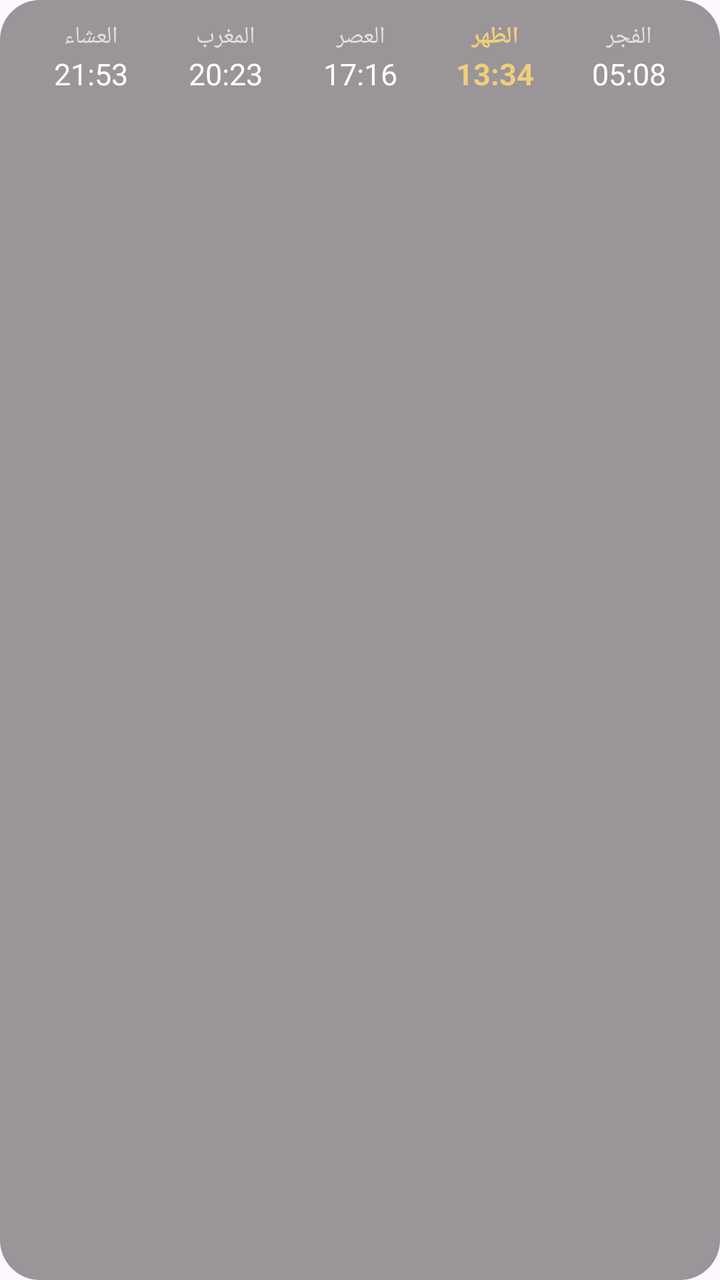
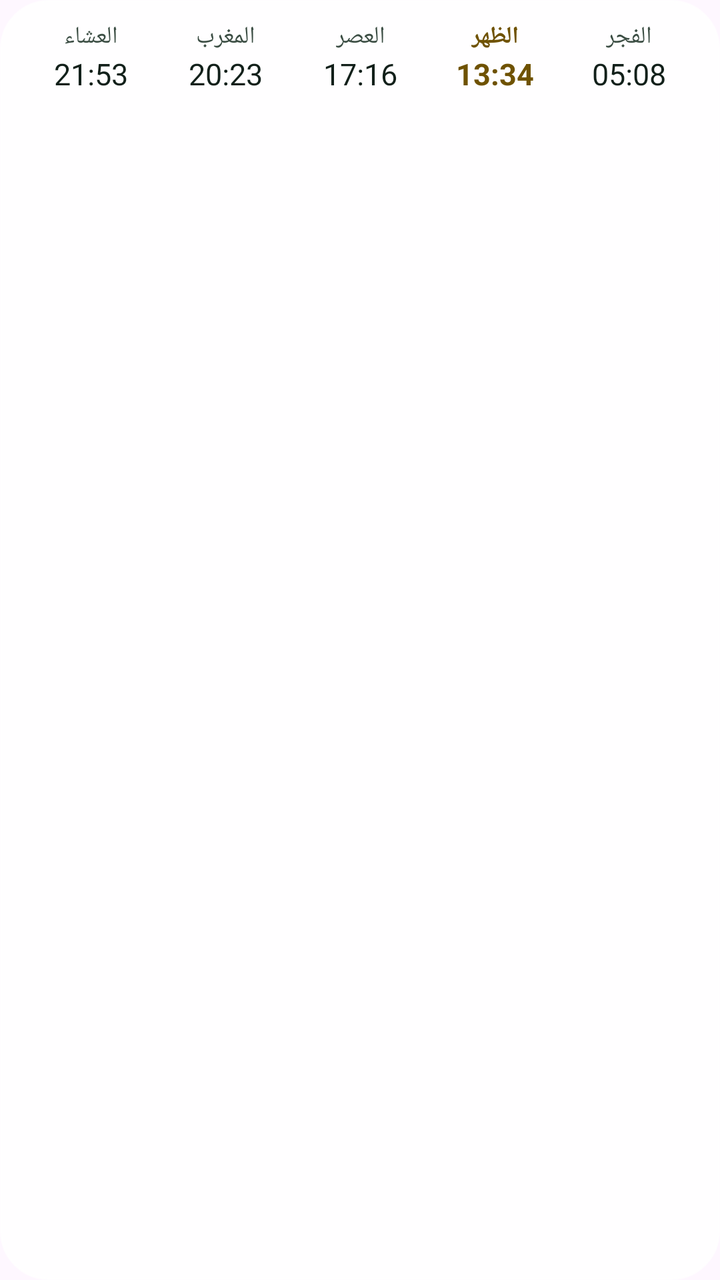

Compare the two renders of this Android layout. The source of the first and the diff that turns it into the second are given below.
<!-- AndroidManifest.xml: application theme Theme.GtSalat -->
<!-- res/layout/widget_preview_today.xml -->
<?xml version="1.0" encoding="utf-8"?>
<LinearLayout xmlns:android="http://schemas.android.com/apk/res/android"
    android:layout_width="match_parent"
    android:layout_height="wrap_content"
    android:orientation="horizontal"
    android:layoutDirection="rtl"
    android:background="@drawable/widget_bg_scrim"
    android:baselineAligned="false"
    android:paddingHorizontal="12dp"
    android:paddingVertical="10dp">

    <LinearLayout android:layout_width="0dp" android:layout_height="wrap_content" android:layout_weight="1" android:orientation="vertical" android:gravity="center_horizontal">
        <TextView android:layout_width="wrap_content" android:layout_height="wrap_content" android:text="الفجر" android:textColor="#E0E0E0" android:textSize="12sp" />
        <TextView android:layout_width="wrap_content" android:layout_height="wrap_content" android:text="05:08" android:textColor="#FFFFFFFF" android:textSize="15sp" />
    </LinearLayout>

    <LinearLayout android:layout_width="0dp" android:layout_height="wrap_content" android:layout_weight="1" android:orientation="vertical" android:gravity="center_horizontal">
        <TextView android:layout_width="wrap_content" android:layout_height="wrap_content" android:text="الظهر" android:textColor="#F0CE7A" android:textSize="12sp" android:textStyle="bold" />
        <TextView android:layout_width="wrap_content" android:layout_height="wrap_content" android:text="13:34" android:textColor="#F0CE7A" android:textSize="15sp" android:textStyle="bold" />
    </LinearLayout>

    <LinearLayout android:layout_width="0dp" android:layout_height="wrap_content" android:layout_weight="1" android:orientation="vertical" android:gravity="center_horizontal">
        <TextView android:layout_width="wrap_content" android:layout_height="wrap_content" android:text="العصر" android:textColor="#E0E0E0" android:textSize="12sp" />
        <TextView android:layout_width="wrap_content" android:layout_height="wrap_content" android:text="17:16" android:textColor="#FFFFFFFF" android:textSize="15sp" />
    </LinearLayout>

    <LinearLayout android:layout_width="0dp" android:layout_height="wrap_content" android:layout_weight="1" android:orientation="vertical" android:gravity="center_horizontal">
        <TextView android:layout_width="wrap_content" android:layout_height="wrap_content" android:text="المغرب" android:textColor="#E0E0E0" android:textSize="12sp" />
        <TextView android:layout_width="wrap_content" android:layout_height="wrap_content" android:text="20:23" android:textColor="#FFFFFFFF" android:textSize="15sp" />
    </LinearLayout>

    <LinearLayout android:layout_width="0dp" android:layout_height="wrap_content" android:layout_weight="1" android:orientation="vertical" android:gravity="center_horizontal">
        <TextView android:layout_width="wrap_content" android:layout_height="wrap_content" android:text="العشاء" android:textColor="#E0E0E0" android:textSize="12sp" />
        <TextView android:layout_width="wrap_content" android:layout_height="wrap_content" android:text="21:53" android:textColor="#FFFFFFFF" android:textSize="15sp" />
    </LinearLayout>
</LinearLayout>
<!-- resources referenced by this layout -->
<resources>
  <!-- drawable widget_bg_scrim (drawable) -->
  <?xml version="1.0" encoding="utf-8"?>
  <shape xmlns:android="http://schemas.android.com/apk/res/android" android:shape="rectangle">
      <solid android:color="#66000000" />
      <corners android:radius="20dp" />
  </shape>
  <style name="Theme.GtSalat" parent="Theme.Material3.DayNight.NoActionBar">
          <item name="android:statusBarColor">@android:color/transparent</item>
      </style>
</resources>

<!-- the commit's change to res/layout/widget_preview_today.xml (unified diff, before → after) -->
@@ -10,27 +10,27 @@
     android:paddingVertical="10dp">
 
     <LinearLayout android:layout_width="0dp" android:layout_height="wrap_content" android:layout_weight="1" android:orientation="vertical" android:gravity="center_horizontal">
-        <TextView android:layout_width="wrap_content" android:layout_height="wrap_content" android:text="الفجر" android:textColor="#E0E0E0" android:textSize="12sp" />
-        <TextView android:layout_width="wrap_content" android:layout_height="wrap_content" android:text="05:08" android:textColor="#FFFFFFFF" android:textSize="15sp" />
+        <TextView android:layout_width="wrap_content" android:layout_height="wrap_content" android:text="الفجر" android:textColor="@color/widget_muted" android:textSize="12sp" />
+        <TextView android:layout_width="wrap_content" android:layout_height="wrap_content" android:text="05:08" android:textColor="@color/widget_text" android:textSize="15sp" />
     </LinearLayout>
 
     <LinearLayout android:layout_width="0dp" android:layout_height="wrap_content" android:layout_weight="1" android:orientation="vertical" android:gravity="center_horizontal">
-        <TextView android:layout_width="wrap_content" android:layout_height="wrap_content" android:text="الظهر" android:textColor="#F0CE7A" android:textSize="12sp" android:textStyle="bold" />
-        <TextView android:layout_width="wrap_content" android:layout_height="wrap_content" android:text="13:34" android:textColor="#F0CE7A" android:textSize="15sp" android:textStyle="bold" />
+        <TextView android:layout_width="wrap_content" android:layout_height="wrap_content" android:text="الظهر" android:textColor="@color/widget_gold" android:textSize="12sp" android:textStyle="bold" />
+        <TextView android:layout_width="wrap_content" android:layout_height="wrap_content" android:text="13:34" android:textColor="@color/widget_gold" android:textSize="15sp" android:textStyle="bold" />
     </LinearLayout>
 
     <LinearLayout android:layout_width="0dp" android:layout_height="wrap_content" android:layout_weight="1" android:orientation="vertical" android:gravity="center_horizontal">
-        <TextView android:layout_width="wrap_content" android:layout_height="wrap_content" android:text="العصر" android:textColor="#E0E0E0" android:textSize="12sp" />
-        <TextView android:layout_width="wrap_content" android:layout_height="wrap_content" android:text="17:16" android:textColor="#FFFFFFFF" android:textSize="15sp" />
+        <TextView android:layout_width="wrap_content" android:layout_height="wrap_content" android:text="العصر" android:textColor="@color/widget_muted" android:textSize="12sp" />
+        <TextView android:layout_width="wrap_content" android:layout_height="wrap_content" android:text="17:16" android:textColor="@color/widget_text" android:textSize="15sp" />
     </LinearLayout>
 
     <LinearLayout android:layout_width="0dp" android:layout_height="wrap_content" android:layout_weight="1" android:orientation="vertical" android:gravity="center_horizontal">
-        <TextView android:layout_width="wrap_content" android:layout_height="wrap_content" android:text="المغرب" android:textColor="#E0E0E0" android:textSize="12sp" />
-        <TextView android:layout_width="wrap_content" android:layout_height="wrap_content" android:text="20:23" android:textColor="#FFFFFFFF" android:textSize="15sp" />
+        <TextView android:layout_width="wrap_content" android:layout_height="wrap_content" android:text="المغرب" android:textColor="@color/widget_muted" android:textSize="12sp" />
+        <TextView android:layout_width="wrap_content" android:layout_height="wrap_content" android:text="20:23" android:textColor="@color/widget_text" android:textSize="15sp" />
     </LinearLayout>
 
     <LinearLayout android:layout_width="0dp" android:layout_height="wrap_content" android:layout_weight="1" android:orientation="vertical" android:gravity="center_horizontal">
-        <TextView android:layout_width="wrap_content" android:layout_height="wrap_content" android:text="العشاء" android:textColor="#E0E0E0" android:textSize="12sp" />
-        <TextView android:layout_width="wrap_content" android:layout_height="wrap_content" android:text="21:53" android:textColor="#FFFFFFFF" android:textSize="15sp" />
+        <TextView android:layout_width="wrap_content" android:layout_height="wrap_content" android:text="العشاء" android:textColor="@color/widget_muted" android:textSize="12sp" />
+        <TextView android:layout_width="wrap_content" android:layout_height="wrap_content" android:text="21:53" android:textColor="@color/widget_text" android:textSize="15sp" />
     </LinearLayout>
 </LinearLayout>
<!-- resource entries referenced after the edit -->
@@ -1,13 +1,19 @@
 <!-- resources referenced by this layout -->
 <resources>
+  <color name="widget_gold">#FF6F5200</color>
+  <color name="widget_muted">#FF3C4E44</color>
+  <color name="widget_text">#FF12201A</color>
   <!-- drawable widget_bg_scrim (drawable) -->
   <?xml version="1.0" encoding="utf-8"?>
   <shape xmlns:android="http://schemas.android.com/apk/res/android" android:shape="rectangle">
-      <solid android:color="#66000000" />
-      <corners android:radius="20dp" />
+      <solid android:color="@color/widget_glass" />
+      <stroke android:width="1dp" android:color="@color/widget_edge" />
+      <corners android:radius="24dp" />
   </shape>
   <style name="Theme.GtSalat" parent="Theme.Material3.DayNight.NoActionBar">
           <item name="android:statusBarColor">@android:color/transparent</item>
       </style>
+  <color name="widget_glass">#D9FFFFFF</color>
+  <color name="widget_edge">#BFFFFFFF</color>
 </resources>
 
